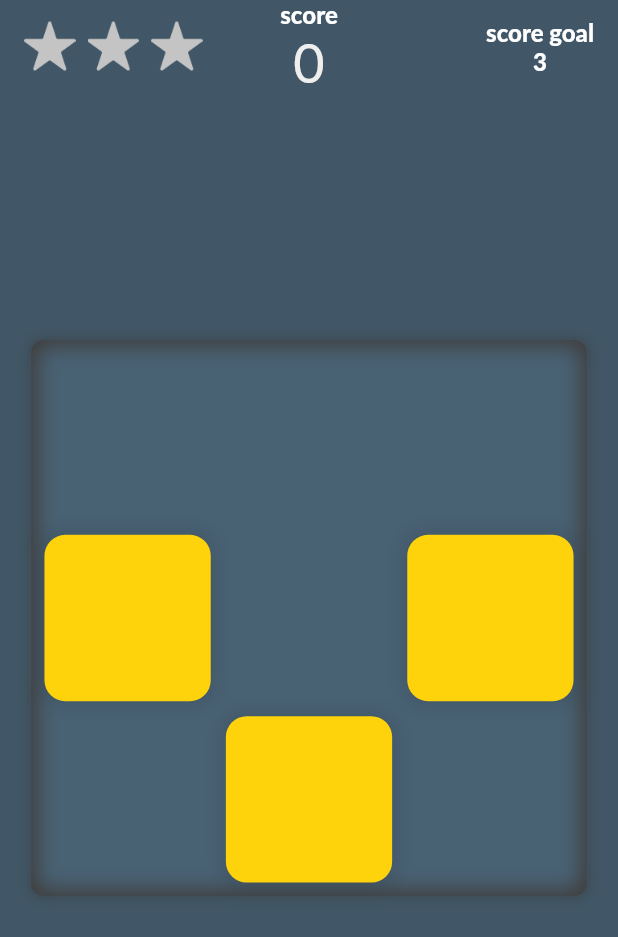
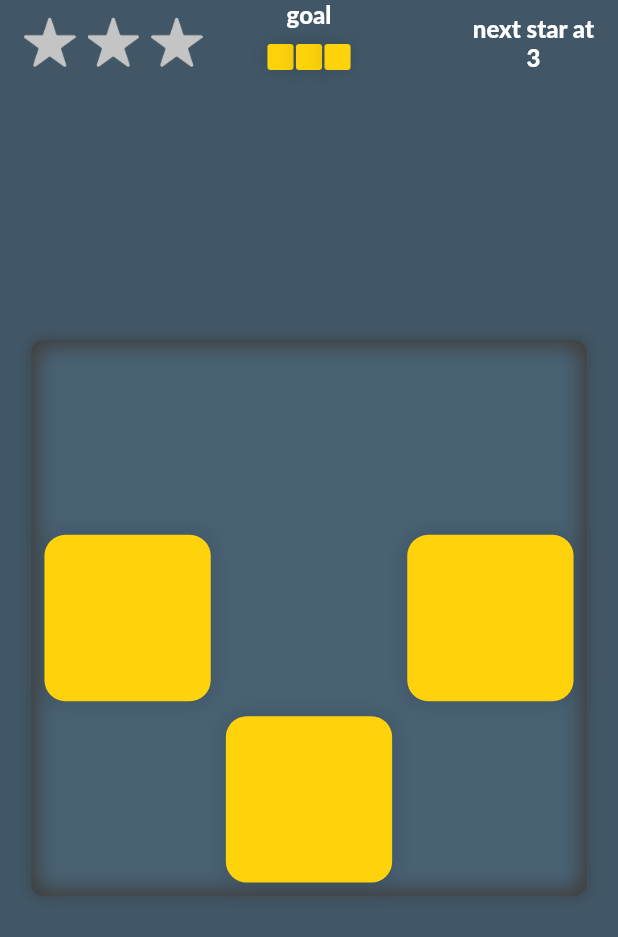
Before and after one commit to AlabasterAxe/color_game, a Flutter app: the GameView screen opened directly with sample values from the repository, on a phone screen of 412 x 824 dp. Shown: the top 937 px of the screen. Run offline on Flutter 3.47's test engine with Material 2 defaults, Android fonts, the phone set to English and light mode, and no system bars; our stand-ins replace audioplayers, firebase_analytics, firebase_core, google_mobile_ads, package_info, settings_ui and 2 more; accounts and stored records are empty; Roboto replaces fonts that are missing (Lato).

Commit message:
add the ability to specify a goal board

```diff
--- a/lib/constants.dart
+++ b/lib/constants.dart
@@ -188,8 +188,7 @@ ColorGameConfig generateCrossLevel() {
 }
 
 List<ColorGameConfig> levels = [
-  ColorGameConfig(
-    "tut_1",
+  ColorGameConfig("tut_1",
       goalString: "Drag the middle column up to make a run of 3.",
       gridSize: Size(3, 3),
       predefinedGrid: [
@@ -199,7 +198,11 @@ List<ColorGameConfig> levels = [
       ],
       completionEvaluator: noopCompletionEvaluator,
       starEvaluator: PointStarEvaluator(threeStar: 3),
-  ),
+      goalBoard: [
+        GameBox(Offset(-1, 0), YELLOW_COLOR),
+        GameBox(Offset(0, 0), YELLOW_COLOR),
+        GameBox(Offset(1, 0), YELLOW_COLOR),
+      ]),
   ColorGameConfig(
     "tut_2",
     goalString: "Drag the middle row to the right to make a run of 5.",
--- a/lib/game/game-view.dart
+++ b/lib/game/game-view.dart
@@ -113,6 +113,7 @@ class _GameViewState extends State<GameView> {
       timerWidget: timerWidget,
       movesLeft: movesLeft,
       scoreGoal: scoreGoal,
+      goalBoard: widget.config.goalBoard,
     );
   }
 
--- a/lib/game/hud.dart
+++ b/lib/game/hud.dart
@@ -1,8 +1,13 @@
+import 'dart:math';
+
 import 'package:color_game/widgets/hud-stars-widget.dart';
 import 'package:flutter/material.dart';
 import 'package:flutter/widgets.dart';
 
+import '../constants.dart';
+import '../model.dart';
 import 'animated-score.dart';
+import 'game-board.dart';
 
 class Hud extends StatelessWidget {
   final int numberOfStars;
@@ -10,6 +15,7 @@ class Hud extends StatelessWidget {
   final Widget? timerWidget;
   final int? movesLeft;
   final int? scoreGoal;
+  final List<GameBox>? goalBoard;
   const Hud({
     Key? key,
     required this.numberOfStars,
@@ -17,6 +23,7 @@ class Hud extends StatelessWidget {
     this.timerWidget,
     this.movesLeft,
     this.scoreGoal,
+    this.goalBoard,
   }) : super(key: key);
 
   @override
@@ -53,7 +60,7 @@ class Hud extends StatelessWidget {
       rightSideWidget = Column(
         children: [
           Text(
-            "score goal",
+            "next star at",
             style: TextStyle(
                 fontSize: 16, color: Colors.white, fontWeight: FontWeight.w800),
           ),
@@ -65,6 +72,40 @@ class Hud extends StatelessWidget {
         ],
       );
     }
+
+    Widget? goalBoardWidget;
+    if (goalBoard != null && goalBoard!.isNotEmpty) {
+      double? minX;
+      double? maxX;
+      double? minY;
+      double? maxY;
+      for (GameBox box in goalBoard!) {
+        if (minX == null || minX > box.loc.dx) {
+          minX = box.loc.dx;
+        }
+        if (maxX == null || maxX < box.loc.dx) {
+          maxX = box.loc.dx;
+        }
+        if (minY == null || minY > box.loc.dy) {
+          minY = box.loc.dx;
+        }
+        if (maxY == null || maxY < box.loc.dy) {
+          maxY = box.loc.dy;
+        }
+      }
+
+      double xDimension = maxX! - minX!;
+      double yDimension = maxY! - minY!;
+      goalBoardWidget = GameBoardWidget(
+          ColorGameConfig("goal",
+              goalString: "shouldn't be seen",
+              predefinedGrid: goalBoard!,
+              gridSize: Size(
+                  max(yDimension, xDimension), max(yDimension, xDimension)),
+              completionEvaluator: (_) => false,
+              starEvaluator: PointStarEvaluator(threeStar: 0)),
+          onGameEvent: (_) {});
+    }
     return Column(
       mainAxisAlignment: MainAxisAlignment.start,
       children: [
@@ -72,13 +113,34 @@ class Hud extends StatelessWidget {
             padding: EdgeInsets.fromLTRB(16, 0, 16, 0),
             child: Row(
                 mainAxisAlignment: MainAxisAlignment.spaceBetween,
+                mainAxisSize: MainAxisSize.min,
                 children: [
                   Expanded(
                       child: HudStarsWidget(
                     numberOfStars: numberOfStars,
                     starWidth: screenSize.width / 12,
                   )),
-                  Expanded(child: AnimatedScore(score: score)),
+                  goalBoardWidget != null
+                      ? Expanded(
+                          child:
+                              Column(mainAxisSize: MainAxisSize.min, children: [
+                          Text(
+                            "goal",
+                            style: TextStyle(
+                                fontSize: 16,
+                                color: Colors.white,
+                                fontWeight: FontWeight.w800),
+                          ),
+                          Flexible(
+                            child: Center(
+                              child: FractionallySizedBox(
+                                  widthFactor: .3,
+                                  child: AspectRatio(
+                                      aspectRatio: 1, child: goalBoardWidget)),
+                            ),
+                          )
+                        ]))
+                      : Expanded(child: AnimatedScore(score: score)),
                   Expanded(
                       child: Row(
                           mainAxisAlignment: MainAxisAlignment.end,
--- a/lib/model.dart
+++ b/lib/model.dart
@@ -151,6 +151,7 @@ class ColorGameConfig {
   final GameMode mode;
 
   final BoxAddingSpec? boxAddingSpec;
+  final List<GameBox>? goalBoard;
 
   const ColorGameConfig(
     this.label, {
@@ -164,6 +165,7 @@ class ColorGameConfig {
     this.moveLimit,
     this.mode = GameMode.POINT_GOAL,
     this.boxAddingSpec,
+    this.goalBoard,
   });
 }
 
```
Lines whose indentation alone changed are shown as unchanged.
